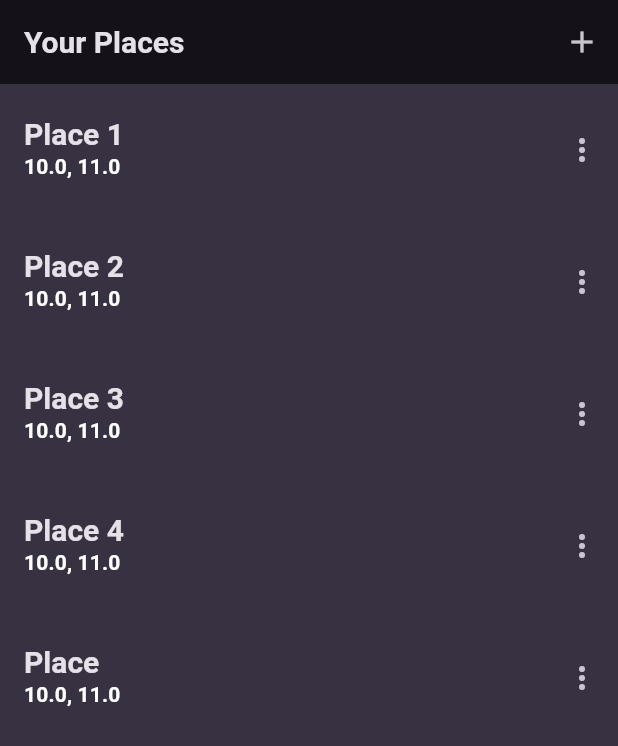
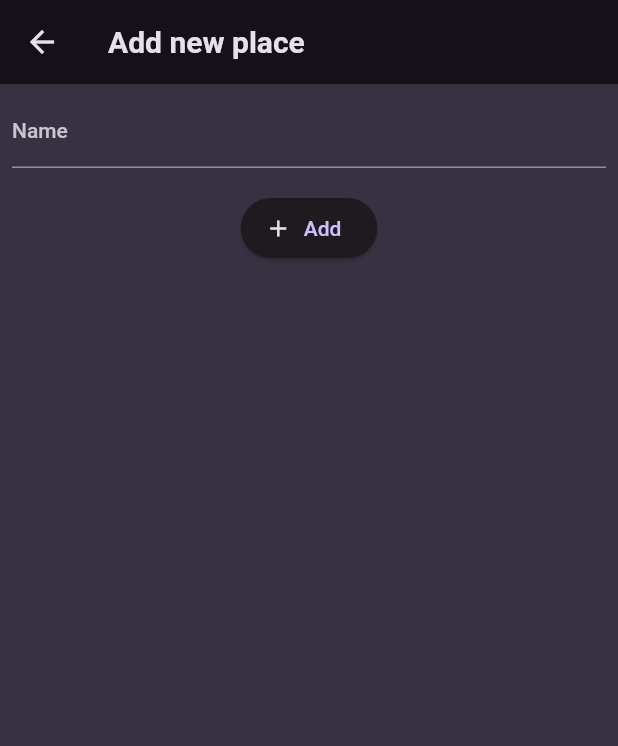
Before and after one commit to viniqrz/favorite-places, a Flutter app: the screen it shows after launch, after a tap on the "add" icon, on a phone screen of 412 x 824 dp. Shown: the top 746 px of the screen. Run offline on Flutter 3.47's test engine with Material 2 defaults, Android fonts, the phone set to English and light mode, and no system bars; our stand-ins replace flutter_riverpod, google_fonts.

Commit message:
feat: add-place-form

```diff
--- a/lib/main.dart
+++ b/lib/main.dart
@@ -29,7 +29,9 @@ final theme = ThemeData().copyWith(
 
 void main() {
   runApp(
-    const MyApp(),
+    const ProviderScope(
+      child: MyApp(),
+    ),
   );
 }
 
@@ -41,9 +43,7 @@ class MyApp extends StatelessWidget {
     return MaterialApp(
       title: 'Great Places',
       theme: theme,
-      home: const ProviderScope(
-        child: Home(),
-      ),
+      home: const Home(),
     );
   }
 }
--- a/lib/model/place.dart
+++ b/lib/model/place.dart
@@ -1,13 +1,13 @@
 class Place {
-  Place({
-    required this.lat,
-    required this.lng,
-    required this.name,
+  Place(
+    this.name, {
+    this.lat,
+    this.lng,
     this.imageUrl,
   });
 
-  double lat;
-  double lng;
+  double? lat;
+  double? lng;
   String name;
   String? imageUrl;
 }
--- a/lib/providers/places.dart
+++ b/lib/providers/places.dart
@@ -4,18 +4,29 @@ import 'package:flutter_riverpod/flutter_riverpod.dart';
 class PlacesNotifier extends StateNotifier<List<Place>> {
   PlacesNotifier()
       : super([
-          Place(lat: 10, lng: 11, name: 'Place 1'),
-          Place(lat: 10, lng: 11, name: 'Place 2'),
-          Place(lat: 10, lng: 11, name: 'Place 3'),
-          Place(lat: 10, lng: 11, name: 'Place 4'),
-          Place(lat: 10, lng: 11, name: 'Place '),
+          Place(lat: 10, lng: 11, 'Place 1'),
+          Place(lat: 10, lng: 11, 'Place 2'),
+          Place(lat: 10, lng: 11, 'Place 3'),
+          Place(lat: 10, lng: 11, 'Place 4'),
+          Place(lat: 10, lng: 11, 'Place 5'),
         ]);
 
   void addPlace(Place place) {
     state = [...state, place];
   }
 
-  void removePlace(Place place) {}
+  void removePlace(Place place) {
+    state = state.where((element) => element != place).toList();
+  }
+
+  bool isNameDuplicate(String placeName) {
+    try {
+      state.firstWhere((element) => element.name == placeName);
+      return true;
+    } catch (e) {
+      return false;
+    }
+  }
 }
 
 final placesProvider = StateNotifierProvider<PlacesNotifier, List<Place>>(
--- /dev/null
+++ b/lib/screens/create_place.dart
@@ -0,0 +1,94 @@
+import 'package:favorite_places/model/place.dart';
+import 'package:favorite_places/providers/places.dart';
+import 'package:flutter/material.dart';
+import 'package:flutter_riverpod/flutter_riverpod.dart';
+
+class CreatePlace extends ConsumerStatefulWidget {
+  const CreatePlace({super.key});
+
+  @override
+  ConsumerState<CreatePlace> createState() => _CreatePlaceState();
+}
+
+class _CreatePlaceState extends ConsumerState<CreatePlace> {
+  String _name = '';
+
+  final _formKey = GlobalKey<FormState>();
+
+  void _submit() {
+    ref.read(placesProvider.notifier).addPlace(
+          Place(_name),
+        );
+  }
+
+  bool _checkDuplicity() {
+    return ref.read(placesProvider.notifier).isNameDuplicate(_name);
+  }
+
+  void _handleAdd() {
+    if (!_formKey.currentState!.validate()) return;
+    _submit();
+    Navigator.of(context).pop();
+  }
+
+  @override
+  Widget build(BuildContext context) {
+    return Scaffold(
+      appBar: AppBar(
+        title: const Text('Add new place'),
+      ),
+      body: Form(
+        onWillPop: () async {
+          return true;
+        },
+        key: _formKey,
+        child: Padding(
+          padding: const EdgeInsets.all(8),
+          child: Column(
+            children: [
+              TextFormField(
+                onChanged: (value) {
+                  setState(() {
+                    _name = value;
+                  });
+                },
+                validator: (name) {
+                  if (_name.isEmpty || _name.trim().isEmpty) {
+                    return 'Please enter a name';
+                  }
+
+                  if (_name.trim() != _name) {
+                    return 'Please enter a valid name';
+                  }
+
+                  if (_checkDuplicity()) {
+                    return 'This place already exists';
+                  }
+
+                  return null;
+                },
+                decoration: const InputDecoration(
+                  labelText: 'Name',
+                ),
+                style: TextStyle(
+                  color: Theme.of(context).colorScheme.onBackground,
+                ),
+              ),
+              const SizedBox(
+                height: 16,
+              ),
+              ElevatedButton.icon(
+                onPressed: _handleAdd,
+                label: const Text('Add'),
+                icon: Icon(
+                  Icons.add,
+                  color: Theme.of(context).colorScheme.onBackground,
+                ),
+              ),
+            ],
+          ),
+        ),
+      ),
+    );
+  }
+}
--- a/lib/screens/home.dart
+++ b/lib/screens/home.dart
@@ -1,4 +1,5 @@
 import 'package:favorite_places/providers/places.dart';
+import 'package:favorite_places/screens/create_place.dart';
 import 'package:favorite_places/widgets/place_list.dart';
 import 'package:flutter/material.dart';
 import 'package:flutter_riverpod/flutter_riverpod.dart';
@@ -28,7 +29,13 @@ class _HomeState extends ConsumerState<Home> {
         actions: [
           IconButton(
             icon: const Icon(Icons.add),
-            onPressed: () {},
+            onPressed: () {
+              Navigator.of(context).push(
+                MaterialPageRoute(
+                  builder: (context) => const CreatePlace(),
+                ),
+              );
+            },
           ),
         ],
       ),
```
